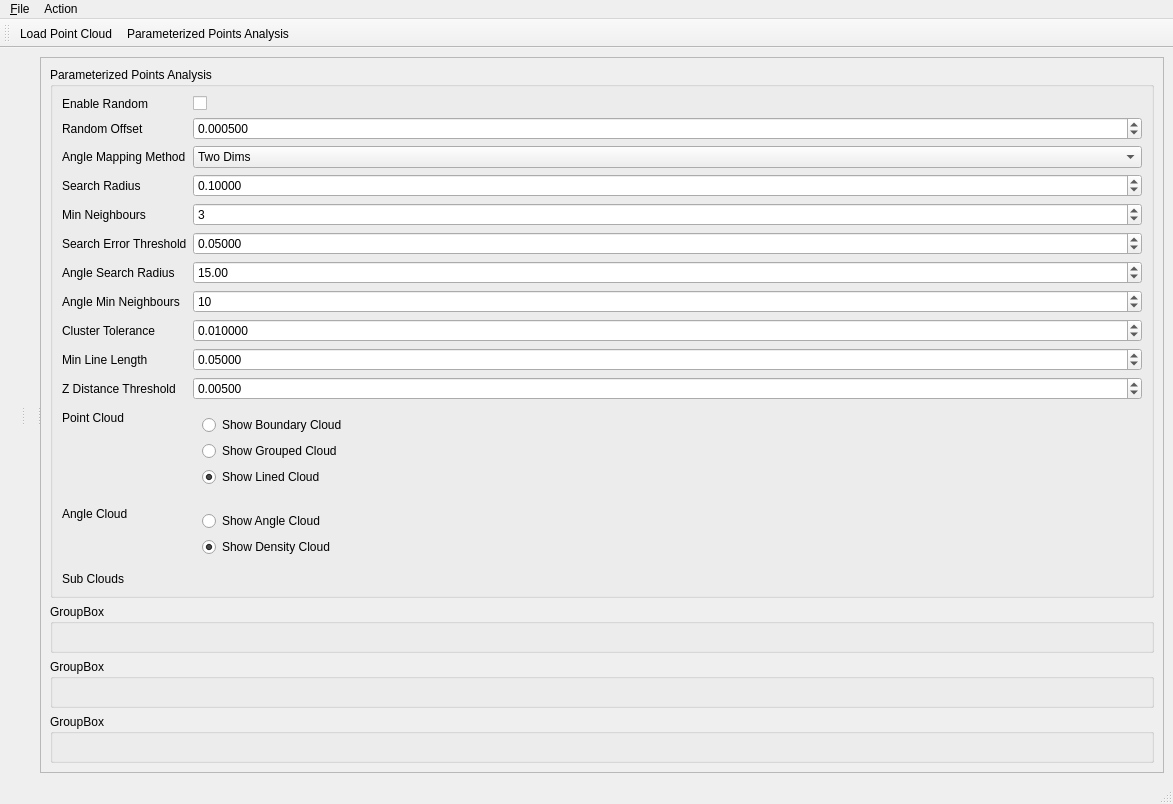
Before: the Qt Designer form src/ui/ToolWindowLineExtractor.ui in oneminute/RecFLS, drawn with Qt 5.
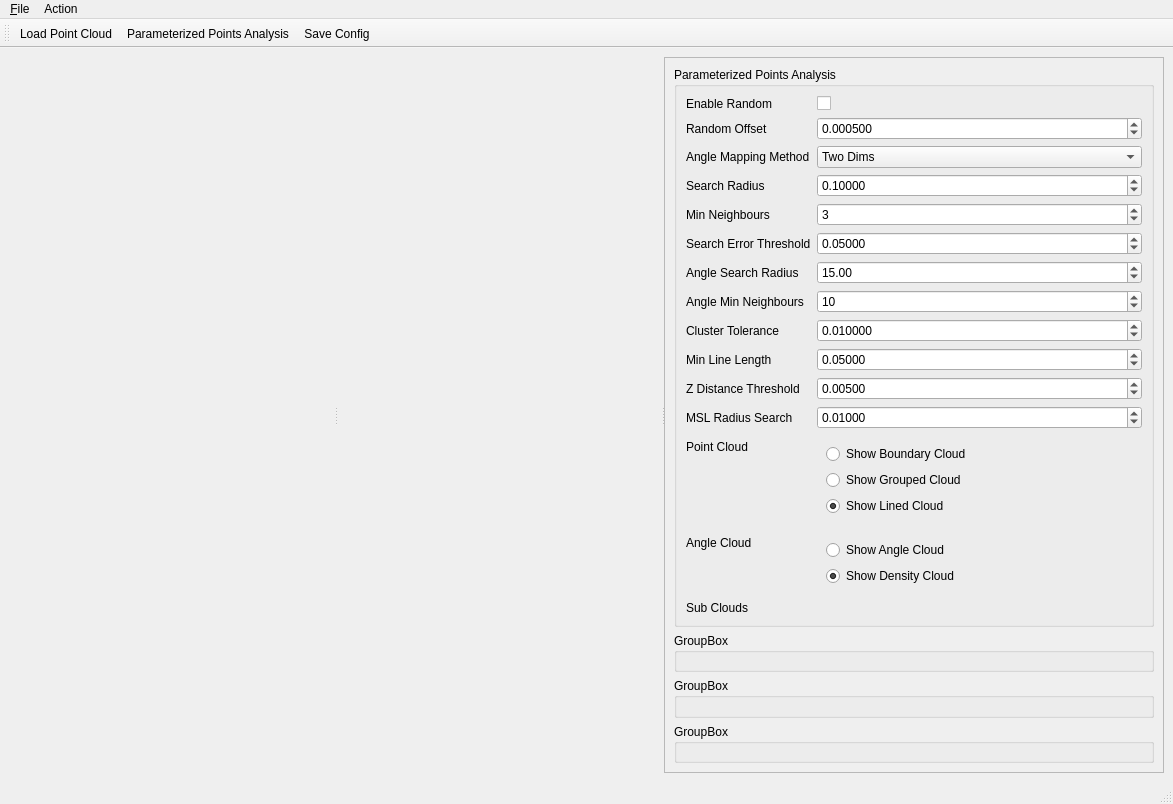
After: the same form once the commit is applied.

The edit to the form file:
```diff
--- a/src/ui/ToolWindowLineExtractor.ui
+++ b/src/ui/ToolWindowLineExtractor.ui
@@ -62,6 +62,18 @@
        </layout>
       </widget>
       <widget class="QScrollArea" name="scrollArea">
+       <property name="minimumSize">
+        <size>
+         <width>400</width>
+         <height>0</height>
+        </size>
+       </property>
+       <property name="maximumSize">
+        <size>
+         <width>500</width>
+         <height>16777215</height>
+        </size>
+       </property>
        <property name="widgetResizable">
         <bool>true</bool>
        </property>
@@ -70,7 +82,7 @@
          <rect>
           <x>0</x>
           <y>0</y>
-          <width>1122</width>
+          <width>498</width>
           <height>717</height>
          </rect>
         </property>
@@ -215,14 +227,14 @@
               </property>
              </widget>
             </item>
-            <item row="12" column="0">
+            <item row="13" column="0">
              <widget class="QLabel" name="label_5">
               <property name="text">
                <string>Point Cloud</string>
               </property>
              </widget>
             </item>
-            <item row="12" column="1">
+            <item row="13" column="1">
              <widget class="QWidget" name="widget" native="true">
               <layout class="QVBoxLayout" name="verticalLayout_5">
                <item>
@@ -255,14 +267,14 @@
               </layout>
              </widget>
             </item>
-            <item row="13" column="0">
+            <item row="14" column="0">
              <widget class="QLabel" name="label_4">
               <property name="text">
                <string>Angle Cloud</string>
               </property>
              </widget>
             </item>
-            <item row="13" column="1">
+            <item row="14" column="1">
              <widget class="QWidget" name="widget_2" native="true">
               <layout class="QVBoxLayout" name="verticalLayout_4">
                <item>
@@ -288,7 +300,7 @@
               </layout>
              </widget>
             </item>
-            <item row="14" column="0">
+            <item row="15" column="0">
              <widget class="QLabel" name="label_6">
               <property name="text">
                <string>Sub Clouds</string>
@@ -385,6 +397,29 @@
               </property>
              </widget>
             </item>
+            <item row="12" column="0">
+             <widget class="QLabel" name="label_12">
+              <property name="text">
+               <string>MSL Radius Search</string>
+              </property>
+             </widget>
+            </item>
+            <item row="12" column="1">
+             <widget class="QDoubleSpinBox" name="doubleSpinBoxMSLRadiusSearch">
+              <property name="decimals">
+               <number>5</number>
+              </property>
+              <property name="maximum">
+               <double>1.000000000000000</double>
+              </property>
+              <property name="singleStep">
+               <double>0.001000000000000</double>
+              </property>
+              <property name="value">
+               <double>0.010000000000000</double>
+              </property>
+             </widget>
+            </item>
            </layout>
           </widget>
          </item>
@@ -454,6 +489,7 @@
    </attribute>
    <addaction name="actionLoad_Point_Cloud"/>
    <addaction name="actionParameterized_Points_Analysis"/>
+   <addaction name="actionSave_Config"/>
   </widget>
   <action name="actionLoad_Point_Cloud">
    <property name="text">
@@ -483,6 +519,11 @@
     <string>Update Clouds</string>
    </property>
   </action>
+  <action name="actionSave_Config">
+   <property name="text">
+    <string>Save Config</string>
+   </property>
+  </action>
  </widget>
  <resources/>
  <connections/>
```
Left out of the diff: 1 changed line with no effect on the pictures.
